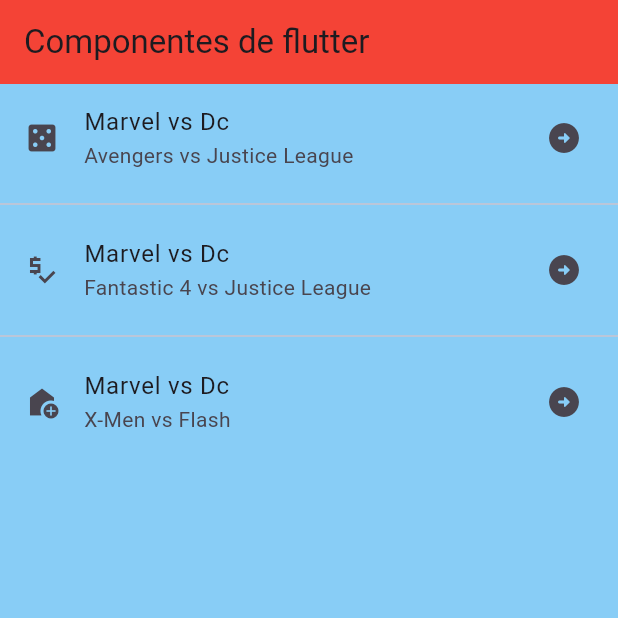
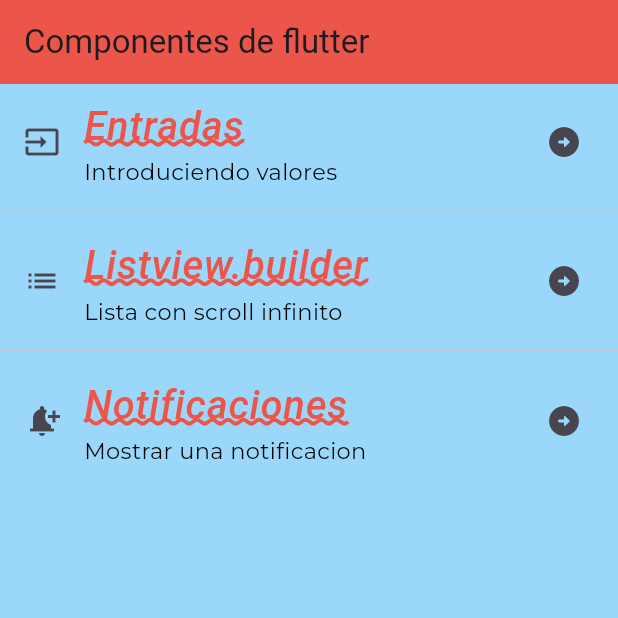
Before and after one commit to jersain28/componentes_flutter, a Flutter app: the screen it shows after launch, on a phone screen of 412 x 824 dp, the top half of it. Run offline on Flutter 3.47's test engine with Material 3 defaults, Android fonts, the phone set to English and light mode, and no system bars; our stand-ins replace google_fonts; Roboto replaces fonts that are missing (Acme).

Commit message:
Adding GoogleFonts and TextTheme

```diff
--- a/lib/screens/home_screen.dart
+++ b/lib/screens/home_screen.dart
@@ -1,4 +1,5 @@
 import 'package:flutter/material.dart';
+import 'package:practica3/theme/app_theme.dart';
 
 class HomeScreen extends StatelessWidget {
   const HomeScreen({super.key});
@@ -9,26 +10,44 @@ class HomeScreen extends StatelessWidget {
       appBar: AppBar(title: const Text('Componentes de flutter'),
       ),
       body: ListView(
-        children: const <Widget>[
+        children: <Widget>[
           ListTile(
-            title: Text('Marvel vs Dc'),
-            subtitle: Text('Avengers vs Justice League'),
-            leading: Icon(Icons.casino),
-            trailing: Icon(Icons.arrow_circle_right_rounded),
+            title: Text(
+              'Entradas',
+              //style: Theme.of(context).textTheme.headlineLarge
+              style: AppTheme.lightTheme.textTheme.headlineLarge,
+              ),
+            subtitle: Text(
+              'Introduciendo valores',
+               style: AppTheme.lightTheme.textTheme.bodySmall,
+               ),
+            leading: const Icon(Icons.input),
+            trailing: const Icon(Icons.arrow_circle_right_rounded),
           ),
-          Divider(),
+          const Divider(),
           ListTile(
-            title: Text('Marvel vs Dc'),
-            subtitle: Text('Fantastic 4 vs Justice League'),
-            leading: Icon(Icons.price_check_sharp),
-            trailing: Icon(Icons.arrow_circle_right_rounded),
+            title: Text(
+              'Listview.builder',
+               style: AppTheme.lightTheme.textTheme.headlineLarge,
+               ),
+            subtitle: Text(
+              'Lista con scroll infinito',
+              style: AppTheme.lightTheme.textTheme.bodySmall,),
+            leading: const Icon(Icons.list),
+            trailing: const Icon(Icons.arrow_circle_right_rounded),
           ),
-          Divider(),
+          const Divider(),
           ListTile(
-            title: Text('Marvel vs Dc'),
-            subtitle: Text('X-Men vs Flash'),
-            leading: Icon(Icons.add_home),
-            trailing: Icon(Icons.arrow_circle_right_rounded),
+            title: Text(
+              'Notificaciones',
+               style: AppTheme.lightTheme.textTheme.headlineLarge,
+               ),
+            subtitle: Text(
+              'Mostrar una notificacion',
+              style: AppTheme.lightTheme.textTheme.bodySmall,
+              ),
+            leading: const Icon(Icons.notification_add),
+            trailing: const Icon(Icons.arrow_circle_right_rounded),
           ),
         ],
       ),
--- a/lib/theme/app_theme.dart
+++ b/lib/theme/app_theme.dart
@@ -1,15 +1,37 @@
 //Definicion de los Temas de estilo de la app
 import 'package:flutter/material.dart';
+import 'package:google_fonts/google_fonts.dart';
 
 class AppTheme{
   // Constante de color primaria
-  static const primaryColor = Colors.red;
+  static const primaryColor = Color.fromARGB(255, 236, 85, 74);
+  // Constante de color secundario
+  static const secondaryColor = Colors.black;
   // Constante de color de fondo
-  static const backColor = Color.fromARGB(218, 116, 197, 245);
+  static const backColor = Color.fromARGB(218, 137, 208, 249);
   // Constante de tema
   static final ThemeData lightTheme = ThemeData.light().copyWith(
     scaffoldBackgroundColor: backColor,
     appBarTheme: const AppBarTheme(
     color: primaryColor,
-    ));
+    ),
+    textTheme: TextTheme(
+      // Titulos muy grandes
+      headlineLarge: GoogleFonts.acme(
+        color: primaryColor,
+        fontSize: 26.5,
+        fontWeight: FontWeight.w500,
+        fontStyle: FontStyle.italic,
+        decoration: TextDecoration.underline,
+        decorationColor: primaryColor,
+        decorationStyle: TextDecorationStyle.wavy,
+        decorationThickness: 2.0,
+      ),
+      // Estilo para texto muy pequeño
+      bodySmall: GoogleFonts.montserrat(
+        color: secondaryColor,
+        fontSize: 15.0,
+      ),
+    ),
+  );
 }
--- a/pubspec.yaml
+++ b/pubspec.yaml
@@ -9,6 +9,7 @@ environment:
 dependencies:
   flutter:
     sdk: flutter
+  google_fonts: ^6.1.0
 
 dev_dependencies:
   flutter_test:
```
Also changed, not shown: pubspec.lock.
